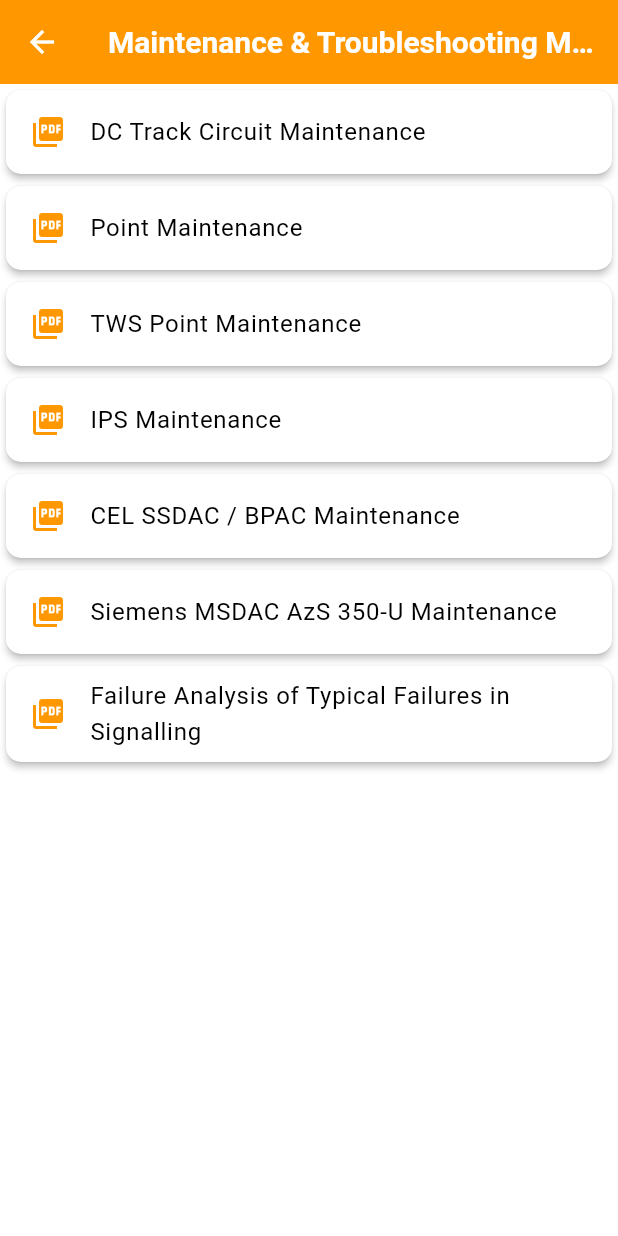
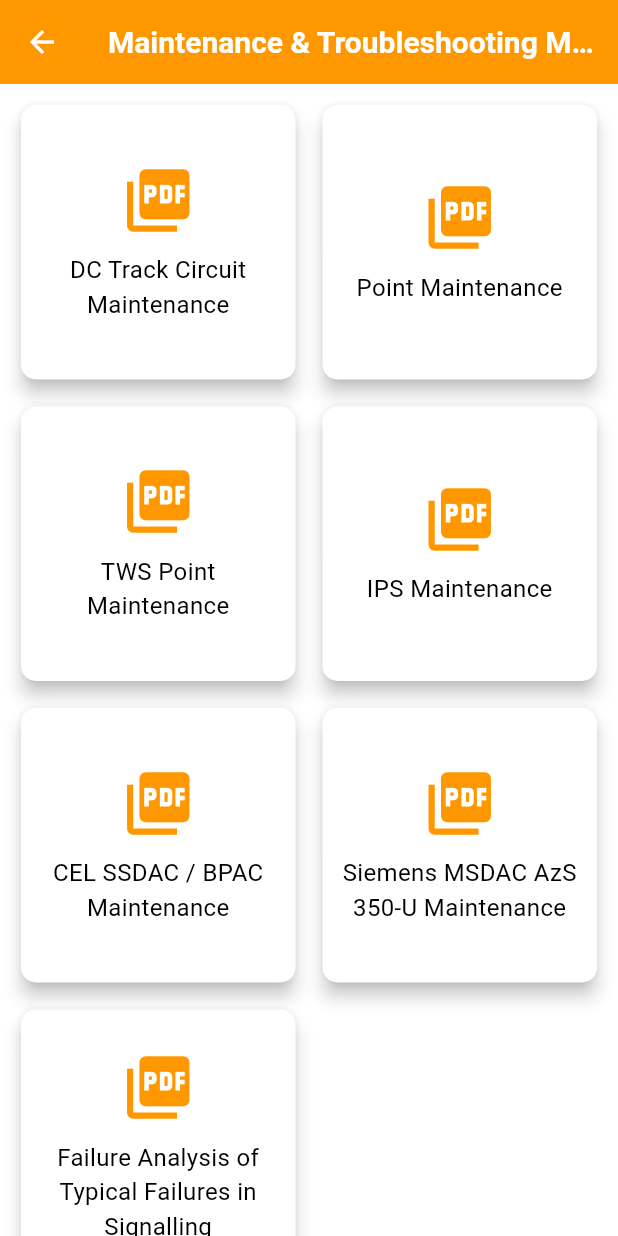
Before and after one commit to 24-Pranav/NIVARAN, a Flutter app: the screen it shows after launch, after a tap on "Maintenance & Troubleshooting Manual", on a phone screen of 412 x 824 dp. Run offline on Flutter 3.47's test engine with Material 3 defaults, Android fonts, the phone set to English and light mode, and no system bars.

Commit message:
changes done

```diff
--- a/lib/screens/document_list_screen.dart
+++ b/lib/screens/document_list_screen.dart
@@ -15,14 +15,17 @@ class DocumentListScreen extends StatelessWidget {
       ),
       body: category.documents.isEmpty
           ? const Center(child: Text('No documents in this category.'))
-          : ListView.builder(
+          : GridView.builder(
+              padding: const EdgeInsets.all(10.0),
               itemCount: category.documents.length,
+              gridDelegate: const SliverGridDelegateWithFixedCrossAxisCount(
+                crossAxisCount: 2,
+                crossAxisSpacing: 10.0,
+                mainAxisSpacing: 10.0,
+              ),
               itemBuilder: (context, index) {
                 var document = category.documents[index];
-                return Card(
-                  child: ListTile(
-                    leading: const Icon(Icons.picture_as_pdf, color: Colors.orange),
-                    title: Text(document.title),
+                return GestureDetector(
                   onTap: () async {
                     final url = Uri.parse(document.url.replaceAll(' ', ''));
                     if (await canLaunchUrl(url)) {
@@ -35,6 +38,23 @@ class DocumentListScreen extends StatelessWidget {
                       );
                     }
                   },
+                  child: Card(
+                    elevation: 5,
+                    child: Column(
+                      mainAxisAlignment: MainAxisAlignment.center,
+                      children: [
+                        const Icon(Icons.picture_as_pdf, size: 50, color: Colors.orange),
+                        const SizedBox(height: 10),
+                        Padding(
+                          padding: const EdgeInsets.symmetric(horizontal: 8.0),
+                          child: Text(
+                            document.title,
+                            textAlign: TextAlign.center,
+                            style: const TextStyle(fontSize: 16),
+                          ),
+                        ),
+                      ],
+                    ),
                   ),
                 );
               },
```
Lines whose indentation alone changed are shown as unchanged.
